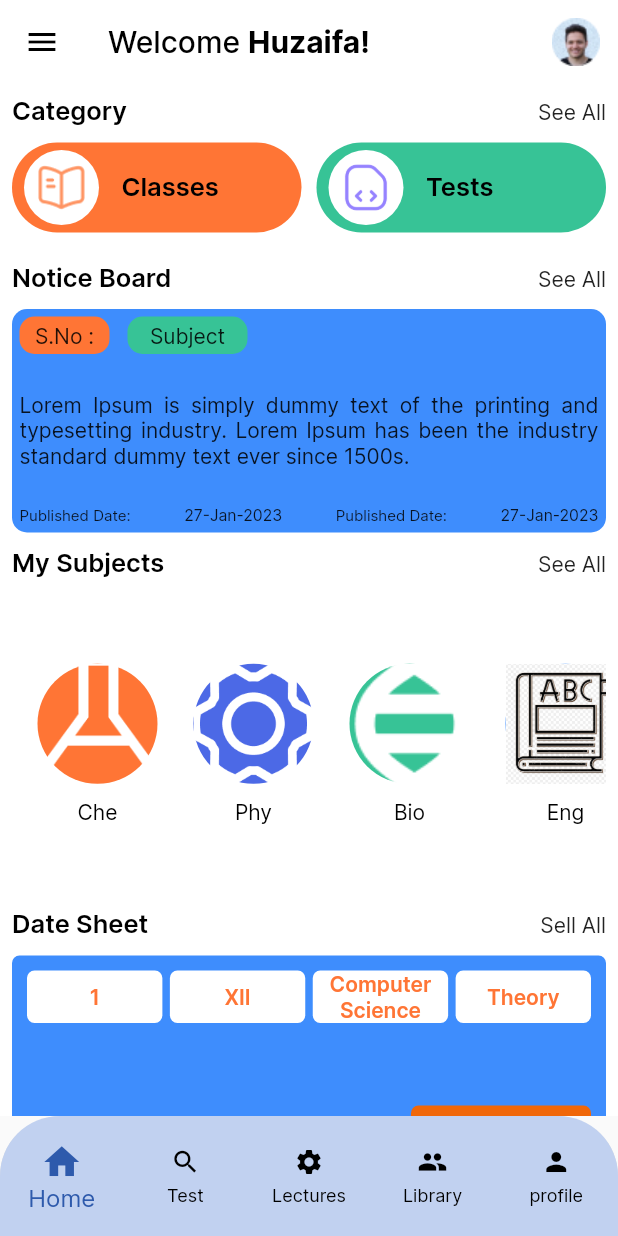
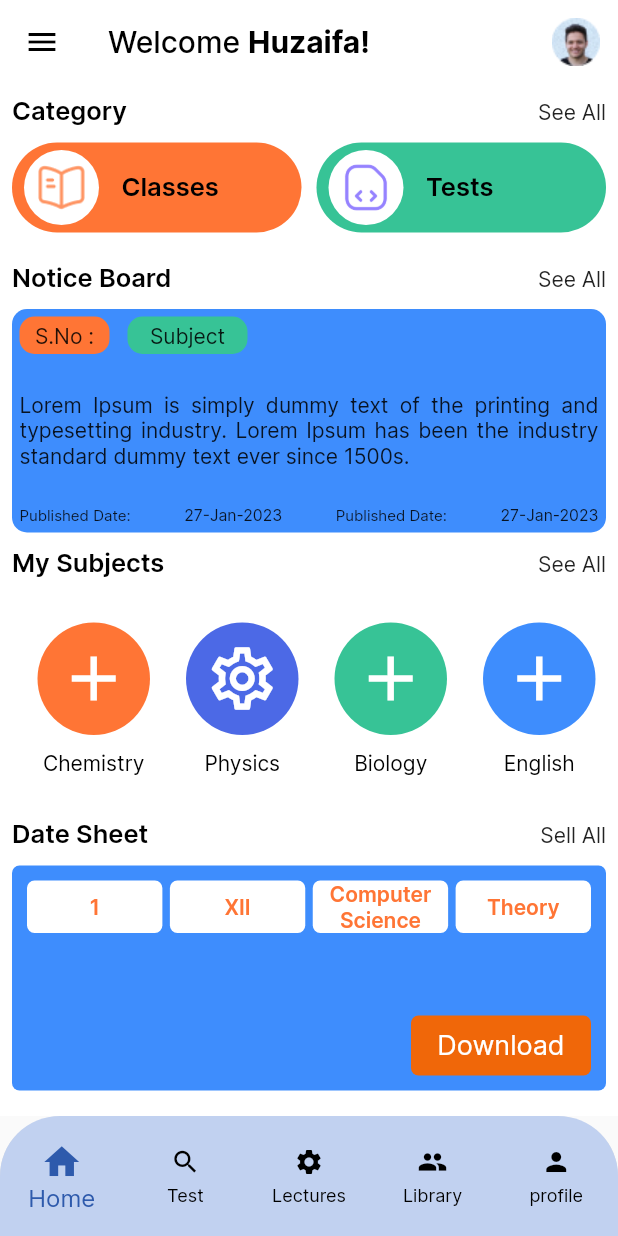
Before and after one commit to flutternoor/pms_projects, a Flutter app: the screen it shows after launch, on a phone screen of 412 x 824 dp. Run offline on Flutter 3.47's test engine with Material 2 defaults, Android fonts, the phone set to English and light mode, and no system bars.

Commit message:
working on design

```diff
--- a/lib/ui/home_screen/home_screen.dart
+++ b/lib/ui/home_screen/home_screen.dart
@@ -15,28 +15,38 @@ class HomeScreen extends StatefulWidget {
 class _HomeScreenState extends State<HomeScreen> {
 
   ///Images list
-  List<String> subjectImageList = [
-    'assets/images/chemistry_img.png',
-    'assets/images/physics_img.png',
-    'assets/images/biology_img.png',
-    'assets/images/english_img.jpg',
-    'assets/images/maths_img.png',
-    'assets/images/urdu_img.png',
-    'assets/images/islamyat_img.png',
-    'assets/images/pak_studies_img.png',
-    'assets/images/pak_studies_img.png',
+  List<IconData> subjectImageList = [
+    Icons.add,
+    Icons.settings_outlined,
+    Icons.add,
+    Icons.add,
+    Icons.add,
+    Icons.add,
+    Icons.add,
+    Icons.add,
+    Icons.add,
+
+    // 'assets/images/chemistry_img.png',
+    // 'assets/images/physics_img.png',
+    // 'assets/images/biology_img.png',
+    // 'assets/images/english_img.jpg',
+    // 'assets/images/maths_img.png',
+    // 'assets/images/urdu_img.png',
+    // 'assets/images/islamyat_img.png',
+    // 'assets/images/pak_studies_img.png',
+    // 'assets/images/pak_studies_img.png',
 
   ];
   List<String> subjectNameList = [
-    'Che',
-    'Phy',
-    'Bio',
-    'Eng',
-    'Math',
-    'Ur',
-    'Is',
-    'PS',
-    'CS',
+    'Chemistry',
+    'Physics',
+    'Biology',
+    'English',
+    'Maths',
+    'Urdu',
+    'Islamyat',
+    'Pak study',
+    'Computer \nScience',
 
   ];
   List<Color> subjectContainerColor = [
@@ -191,7 +201,7 @@ class _HomeScreenState extends State<HomeScreen> {
              },),
             const SizedBox(height: 10,),
             Container(
-              height: 200,
+              height: 140,
               width: double.infinity,
               decoration: BoxDecoration(
                   borderRadius: BorderRadius.circular(15),
@@ -210,23 +220,24 @@ class _HomeScreenState extends State<HomeScreen> {
                         mainAxisAlignment: MainAxisAlignment.center,
                         children: [
                           Container(
-                            height: 80,
-                            width: 80,
+                            height: 75,
+                            width: 75,
                             decoration: BoxDecoration(
                               borderRadius: BorderRadius.circular(50),
                               color: subjectContainerColor[index],
                             ),
-                            child: Image.asset(
-                             subjectImageList[index],
-                              fit: BoxFit.cover,
-                              height: 40,
-                              width: 40,
-
-                            ),
+                            child: Icon( subjectImageList[index],size: 50,color: Colors.white,),
+                            // child: Image.asset(
+                            //  subjectImageList[index],
+                            //   fit: BoxFit.cover,
+                            //   height: 40,
+                            //   width: 40,
+                            //
+                            // ),
                             //child: Text('ABC'),
                           ),
                           const SizedBox(height: 10),
-                          Text(subjectNameList[index],style: const TextStyle(color: Colors.black),
+                          Text(subjectNameList[index],textAlign: TextAlign.justify,style: const TextStyle(color: Colors.black),
                           ),
 
                         ],
--- a/lib/ui/home_screen/subject_screen/maths_screen/maths_screen.dart
+++ b/lib/ui/home_screen/subject_screen/maths_screen/maths_screen.dart
@@ -9,7 +9,8 @@ class MathsScreen extends StatelessWidget {
   Widget build(BuildContext context) {
     return Scaffold(
       backgroundColor: Colors.white,
-      body: Column(
+      body: SingleChildScrollView(
+        child: Column(
           children: [
         SubjectSetailsScreenWidget(containerColor: kAppColor.withOpacity(.2),
           onTap: () {  },
@@ -49,6 +50,7 @@ class MathsScreen extends StatelessWidget {
               titleText: 'Syllabus',
             ),
           ],
+        ),
       )
     );
   }
```
Lines whose indentation alone changed are shown as unchanged.
